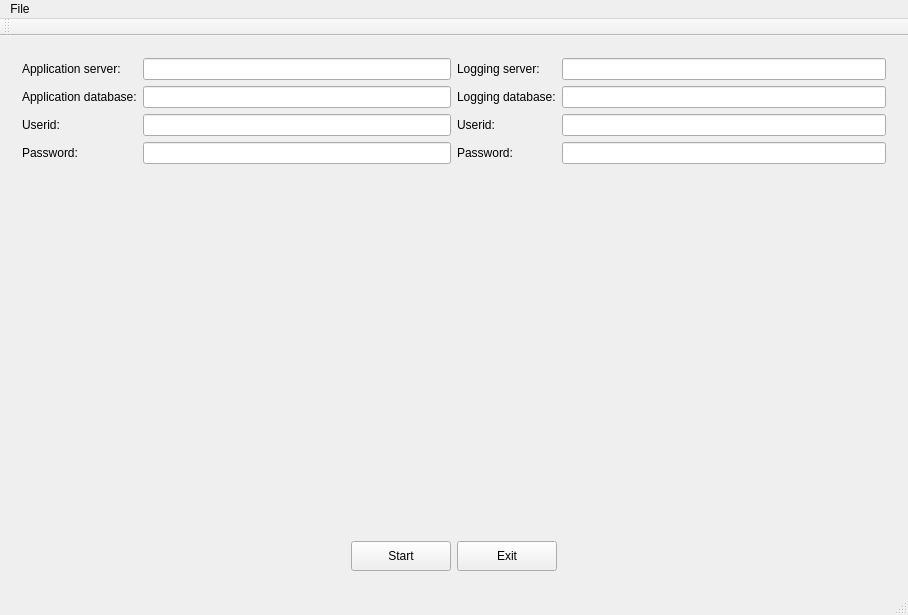
Cvelthoven/EnergyUsage, file EnergyUsage/mainwindow.ui: the form before one commit.
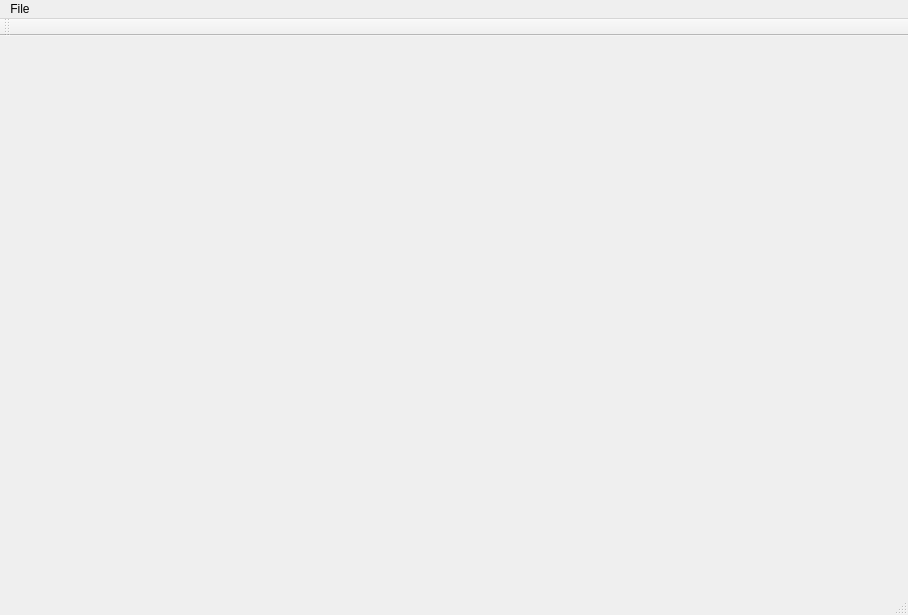
The form after the commit. The open tabs and pages were chosen to show the change.

```diff
--- a/EnergyUsage/mainwindow.ui
+++ b/EnergyUsage/mainwindow.ui
@@ -14,234 +14,7 @@
    <string>MainWindow</string>
   </property>
   <widget class="QWidget" name="centralWidget">
-   <layout class="QGridLayout" name="gridLayout_2">
-    <item row="0" column="0">
-     <widget class="QStackedWidget" name="stackedWidget">
-      <property name="currentIndex">
-       <number>1</number>
-      </property>
-      <widget class="QWidget" name="StartUpPage">
-       <layout class="QVBoxLayout" name="verticalLayout_2">
-        <item>
-         <layout class="QHBoxLayout" name="DatabaseLoggingLayout">
-          <item>
-           <layout class="QFormLayout" name="DatabaseForm">
-            <item row="0" column="0">
-             <widget class="QLabel" name="applicationServerLabel">
-              <property name="text">
-               <string>Application server:</string>
-              </property>
-             </widget>
-            </item>
-            <item row="0" column="1">
-             <widget class="QLineEdit" name="applicationServerLineEdit"/>
-            </item>
-            <item row="1" column="0">
-             <widget class="QLabel" name="applicationDatabaseLabel">
-              <property name="text">
-               <string>Application database:</string>
-              </property>
-             </widget>
-            </item>
-            <item row="1" column="1">
-             <widget class="QLineEdit" name="applicationDatabaseLineEdit"/>
-            </item>
-            <item row="2" column="0">
-             <widget class="QLabel" name="applicationDatabaseUseridLabel">
-              <property name="text">
-               <string>Userid:</string>
-              </property>
-             </widget>
-            </item>
-            <item row="2" column="1">
-             <widget class="QLineEdit" name="applicationDatabaseUseridLineEdit"/>
-            </item>
-            <item row="3" column="0">
-             <widget class="QLabel" name="applicationDatabasePasswordLabel">
-              <property name="text">
-               <string>Password:</string>
-              </property>
-             </widget>
-            </item>
-            <item row="3" column="1">
-             <widget class="QLineEdit" name="applicationDatabasePasswordLineEdit">
-              <property name="echoMode">
-               <enum>QLineEdit::PasswordEchoOnEdit</enum>
-              </property>
-             </widget>
-            </item>
-           </layout>
-          </item>
-          <item>
-           <layout class="QFormLayout" name="LoggingForm">
-            <item row="0" column="1">
-             <widget class="QLineEdit" name="loggingServerLineEdit"/>
-            </item>
-            <item row="0" column="0">
-             <widget class="QLabel" name="loggingServerLabel">
-              <property name="text">
-               <string>Logging server:</string>
-              </property>
-             </widget>
-            </item>
-            <item row="1" column="0">
-             <widget class="QLabel" name="loggingDatabaseLabel">
-              <property name="text">
-               <string>Logging database:</string>
-              </property>
-             </widget>
-            </item>
-            <item row="1" column="1">
-             <widget class="QLineEdit" name="loggingDatabaseLineEdit"/>
-            </item>
-            <item row="2" column="0">
-             <widget class="QLabel" name="loggingUseridLabel">
-              <property name="text">
-               <string>Userid:</string>
-              </property>
-             </widget>
-            </item>
-            <item row="2" column="1">
-             <widget class="QLineEdit" name="loggingUseridLineEdit"/>
-            </item>
-            <item row="3" column="0">
-             <widget class="QLabel" name="loggingPasswordLabel">
-              <property name="text">
-               <string>Password:</string>
-              </property>
-             </widget>
-            </item>
-            <item row="3" column="1">
-             <widget class="QLineEdit" name="loggingPasswordLineEdit">
-              <property name="echoMode">
-               <enum>QLineEdit::PasswordEchoOnEdit</enum>
-              </property>
-             </widget>
-            </item>
-           </layout>
-          </item>
-         </layout>
-        </item>
-        <item>
-         <layout class="QHBoxLayout" name="buttonslayout">
-          <item>
-           <spacer name="horizontalSpacer">
-            <property name="orientation">
-             <enum>Qt::Horizontal</enum>
-            </property>
-            <property name="sizeHint" stdset="0">
-             <size>
-              <width>188</width>
-              <height>20</height>
-             </size>
-            </property>
-           </spacer>
-          </item>
-          <item>
-           <widget class="QPushButton" name="btnStart">
-            <property name="minimumSize">
-             <size>
-              <width>100</width>
-              <height>30</height>
-             </size>
-            </property>
-            <property name="text">
-             <string>Start</string>
-            </property>
-           </widget>
-          </item>
-          <item>
-           <widget class="QPushButton" name="btnExit">
-            <property name="minimumSize">
-             <size>
-              <width>100</width>
-              <height>30</height>
-             </size>
-            </property>
-            <property name="text">
-             <string>Exit</string>
-            </property>
-           </widget>
-          </item>
-          <item>
-           <spacer name="horizontalSpacer_2">
-            <property name="orientation">
-             <enum>Qt::Horizontal</enum>
-            </property>
-            <property name="sizeHint" stdset="0">
-             <size>
-              <width>238</width>
-              <height>20</height>
-             </size>
-            </property>
-           </spacer>
-          </item>
-         </layout>
-        </item>
-       </layout>
-      </widget>
-      <widget class="QWidget" name="page_2">
-       <widget class="QWidget" name="gridLayoutWidget">
-        <property name="geometry">
-         <rect>
-          <x>10</x>
-          <y>0</y>
-          <width>871</width>
-          <height>491</height>
-         </rect>
-        </property>
-        <layout class="QGridLayout" name="gridLayout">
-         <item row="2" column="0">
-          <layout class="QVBoxLayout" name="verticalLayout_5"/>
-         </item>
-         <item row="0" column="0">
-          <widget class="QFrame" name="gasChartFrame">
-           <property name="minimumSize">
-            <size>
-             <width>170</width>
-             <height>170</height>
-            </size>
-           </property>
-           <layout class="QVBoxLayout" name="verticalLayout_4"/>
-          </widget>
-         </item>
-         <item row="2" column="2">
-          <layout class="QVBoxLayout" name="verticalLayout_3"/>
-         </item>
-         <item row="0" column="2">
-          <layout class="QVBoxLayout" name="verticalLayout_6"/>
-         </item>
-         <item row="2" column="1">
-          <layout class="QVBoxLayout" name="verticalLayout_9"/>
-         </item>
-         <item row="0" column="1">
-          <layout class="QVBoxLayout" name="verticalLayout_8">
-           <item>
-            <widget class="QTreeWidget" name="treeWidget">
-             <property name="maximumSize">
-              <size>
-               <width>100</width>
-               <height>100</height>
-              </size>
-             </property>
-             <column>
-              <property name="text">
-               <string notr="true">1</string>
-              </property>
-             </column>
-            </widget>
-           </item>
-           <item>
-            <widget class="QTableWidget" name="tableWidget"/>
-           </item>
-          </layout>
-         </item>
-        </layout>
-       </widget>
-      </widget>
-     </widget>
-    </item>
-   </layout>
+   <layout class="QGridLayout" name="gridLayout_2"/>
   </widget>
   <widget class="QMenuBar" name="menuBar">
    <property name="geometry">
```
